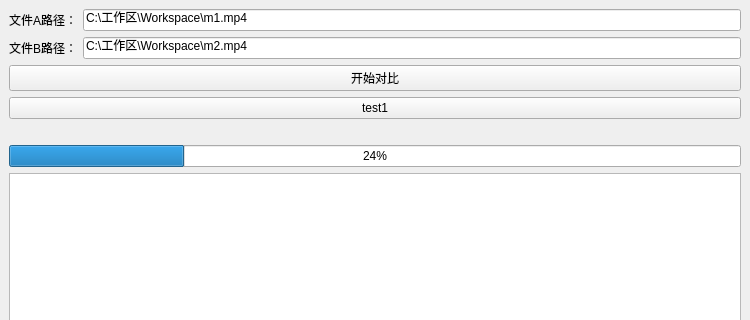
This is mainwindow.ui in laisc7301/RuihuoFileComparison as Qt 5 draws it before an edit; both pictures show x 0 to 750 and y 0 to 320 of the 750 by 544 pixel window. The edited form follows.
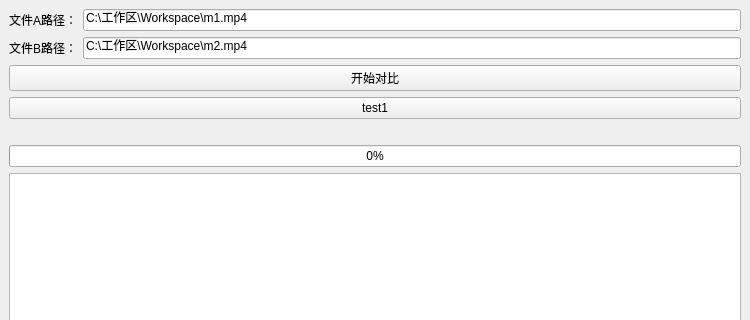
This is the edited form. Custom widgets are drawn as their Qt base class.

What changed in the file:
```diff
--- a/mainwindow.ui
+++ b/mainwindow.ui
@@ -94,7 +94,7 @@
         <item>
          <widget class="QProgressBar" name="progressBar">
           <property name="value">
-           <number>24</number>
+           <number>0</number>
           </property>
          </widget>
         </item>
```
